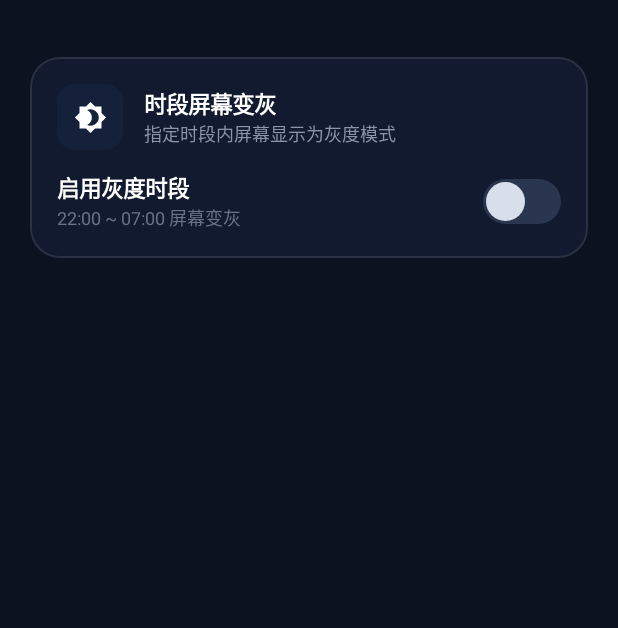
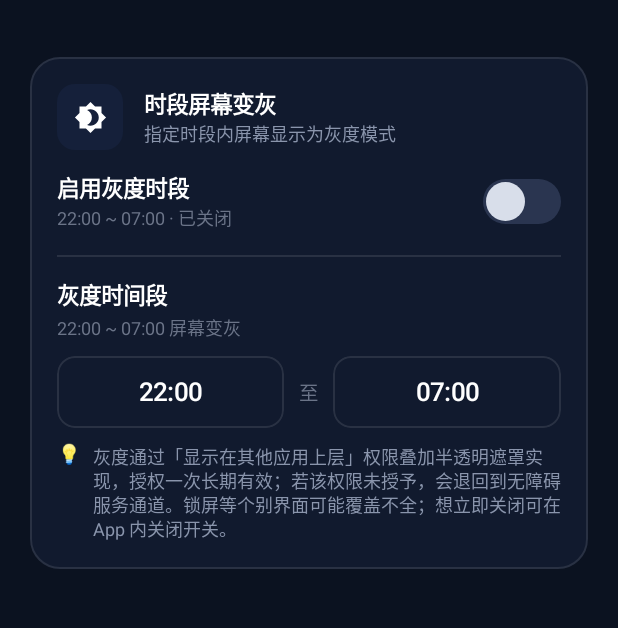
Before and after one commit to BrianCZY/AutoControlApp, an Android app built with Jetpack Compose: the @Preview function HomePreview_AllDisabled, on a phone screen of 412 x 824 dp, the part 163-791 px from its top. Run offline under Robolectric (Android 15) with nearby library versions, the phone set to English and light mode, and no system bars.

Commit message:
未开启任务也可以修改时间

```diff
--- a/app/src/main/java/com/example/autocontrol/ui/home/HomeScreen.kt
+++ b/app/src/main/java/com/example/autocontrol/ui/home/HomeScreen.kt
@@ -289,22 +289,27 @@ private fun GrayscaleCard(
     ) {
         ControlStatusRow(
             label = stringResource(R.string.grayscale_label),
-            status = if (state.grayscaleEnabled) {
-                stringResource(
-                    if (inWindow) R.string.grayscale_summary_active else R.string.grayscale_summary_waiting,
+            status = when {
+                !state.grayscaleEnabled -> stringResource(
+                    R.string.grayscale_summary_disabled,
                     state.grayscaleStart.format(TimeFormatter),
                     state.grayscaleEnd.format(TimeFormatter),
                 )
-            } else {
-                stringResource(
-                    R.string.grayscale_time_summary,
+                inWindow -> stringResource(
+                    R.string.grayscale_summary_active,
+                    state.grayscaleStart.format(TimeFormatter),
+                    state.grayscaleEnd.format(TimeFormatter),
+                )
+                else -> stringResource(
+                    R.string.grayscale_summary_waiting,
                     state.grayscaleStart.format(TimeFormatter),
                     state.grayscaleEnd.format(TimeFormatter),
                 )
             },
             trailing = { TealSwitch(checked = state.grayscaleEnabled, onCheckedChange = onToggle) },
         )
-        if (state.grayscaleEnabled) {
+        // 时段编辑始终可用：开关只控制「是否执行该策略」，不影响「怎么设置策略」。
+        // 之前的做法是关闭时隐藏选择器，导致用户想先设好时段再开启时无处可点。
         Spacer(Modifier.height(16.dp))
         Box(
             modifier = Modifier
@@ -321,7 +326,6 @@ private fun GrayscaleCard(
         )
         Spacer(Modifier.height(10.dp))
         TipRow(text = stringResource(R.string.grayscale_tip))
-        }
     }
 }
 
@@ -592,13 +596,13 @@ private fun HomePreview_AllEnabled() {
     }
 }
 
-/** 全部关闭 */
+/** 全部关闭：灰度卡仍展开（时段可编辑），关机与断网折叠，检查空状态视觉重量 */
 @Preview(
     name = "首页 · 全部关闭",
     group = "首页",
     showBackground = true,
     backgroundColor = 0xFF0B1220,
-    device = "spec:width=393dp,height=851dp,dpi=440",
+    device = "spec:width=393dp,height=950dp,dpi=440",
 )
 @Composable
 private fun HomePreview_AllDisabled() {
--- a/app/src/main/res/values/strings.xml
+++ b/app/src/main/res/values/strings.xml
@@ -14,7 +14,7 @@
     <string name="grayscale_title">时段屏幕变灰</string>
     <string name="grayscale_subtitle">指定时段内屏幕显示为灰度模式</string>
     <string name="grayscale_label">启用灰度时段</string>
-    <string name="grayscale_time_summary">%1$s ~ %2$s 屏幕变灰</string>
+    <string name="grayscale_summary_disabled">%1$s ~ %2$s · 已关闭</string>
     <string name="grayscale_summary_active">%1$s ~ %2$s · 生效中</string>
     <string name="grayscale_summary_waiting">%1$s ~ %2$s · 未到时段</string>
     <string name="grayscale_time_range_label">灰度时间段</string>
```
Lines whose indentation alone changed are shown as unchanged.
